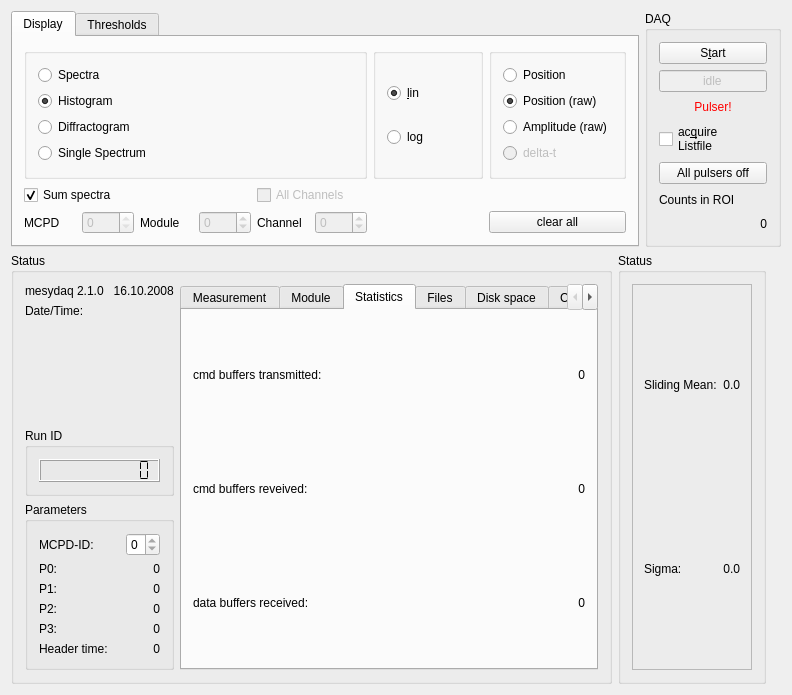
flueke/qmesydaq, file qmesydaq/mainwidget.ui: the form before one commit.
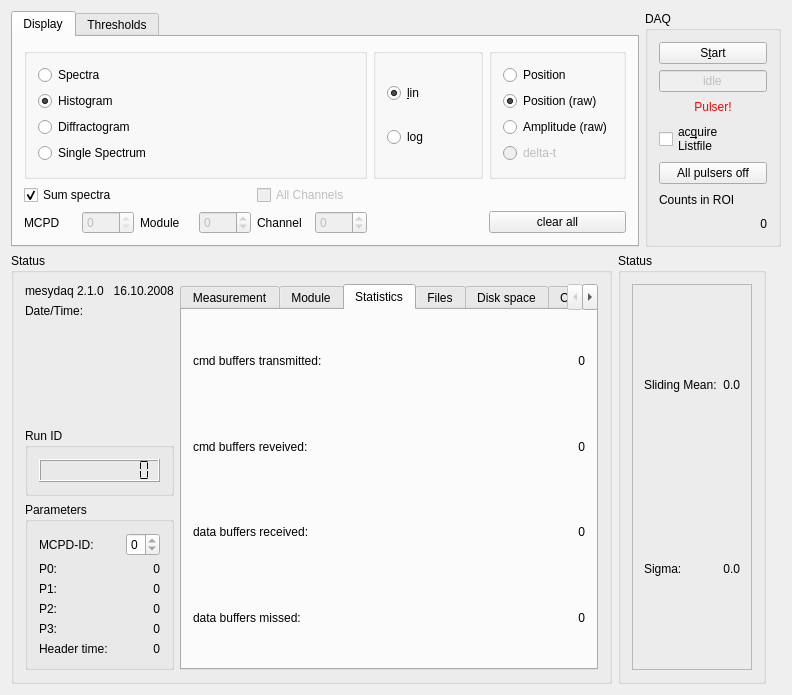
The form after the commit. The open tabs and pages were chosen to show the change. Custom widgets are drawn as their Qt base class.

Commit message:
Display the number of missed data packages
The number of missed data packages will be counted in the library
and displayed in the frontend.

This gives a hint for the data rate limits. In cooperation with the
simulator you may exactly find out the problems of 'lost' data.

Diff of the .ui file:
```diff
--- a/qmesydaq/mainwidget.ui
+++ b/qmesydaq/mainwidget.ui
@@ -972,6 +972,13 @@
             <string>Statistics</string>
            </attribute>
            <layout class="QGridLayout" name="gridLayout_10">
+            <item row="3" column="0">
+             <widget class="QLabel" name="label_4">
+              <property name="text">
+               <string>data buffers missed:</string>
+              </property>
+             </widget>
+            </item>
             <item row="1" column="0">
              <widget class="QLabel" name="textLabel15">
               <property name="text">
@@ -1041,6 +1048,19 @@
               </property>
              </widget>
             </item>
+            <item row="3" column="1">
+             <widget class="QLabel" name="dataMissed">
+              <property name="text">
+               <string>0</string>
+              </property>
+              <property name="textFormat">
+               <enum>Qt::LogText</enum>
+              </property>
+              <property name="alignment">
+               <set>Qt::AlignRight|Qt::AlignTrailing|Qt::AlignVCenter</set>
+              </property>
+             </widget>
+            </item>
            </layout>
           </widget>
           <widget class="QWidget" name="statusFilesTab">
```
The commit also changes 8 other files.
